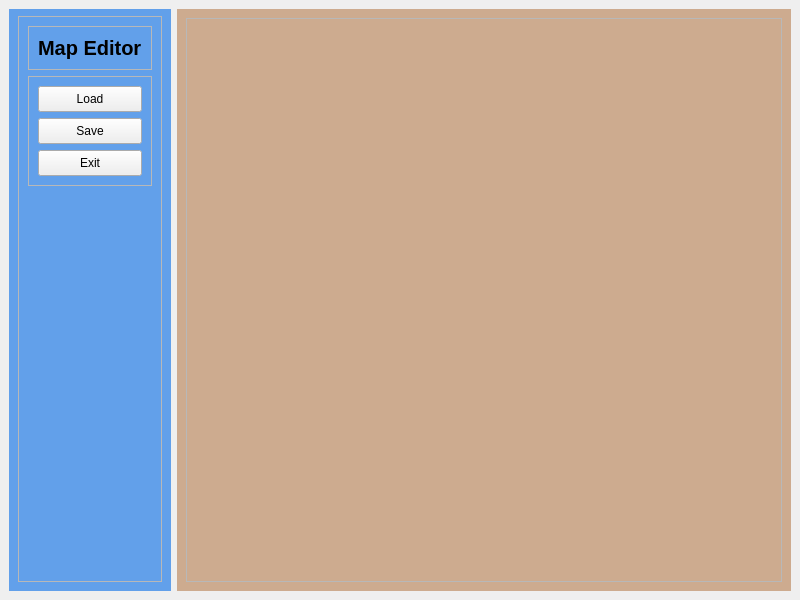
Above: editor/MapEditor.ui from alejoordonez02/counter-strike-2d before the change. Below: the same form after it.
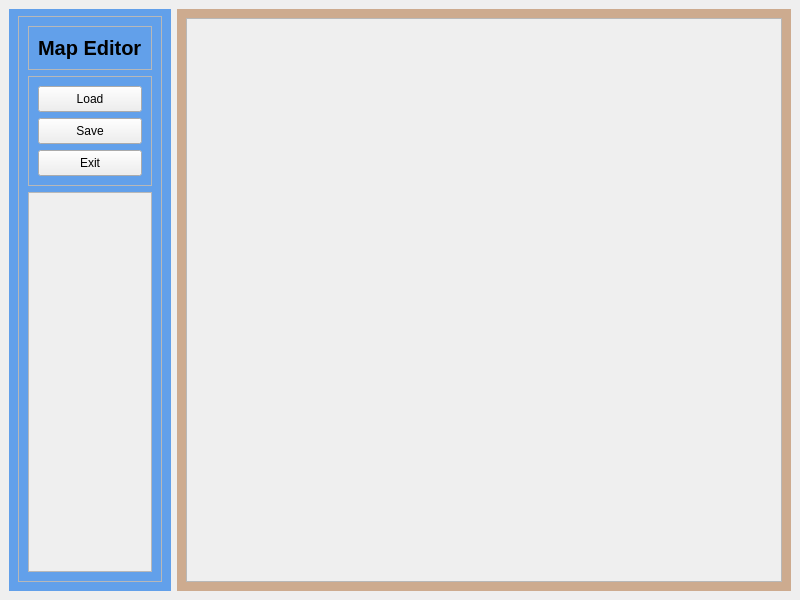
That is the form after the change. Icons and pictures are not drawn.

```diff
--- a/editor/MapEditor.ui
+++ b/editor/MapEditor.ui
@@ -50,7 +50,7 @@
        <item alignment="Qt::AlignRight">
         <widget class="QFrame" name="frame_3">
          <property name="sizePolicy">
-          <sizepolicy hsizetype="Fixed" vsizetype="Minimum">
+          <sizepolicy hsizetype="Fixed" vsizetype="Expanding">
            <horstretch>0</horstretch>
            <verstretch>0</verstretch>
           </sizepolicy>
@@ -189,6 +189,35 @@
             </layout>
            </widget>
           </item>
+          <item>
+           <widget class="QScrollArea" name="scrollArea_2">
+            <property name="widgetResizable">
+             <bool>true</bool>
+            </property>
+            <widget class="QWidget" name="scrollAreaWidgetContents_2">
+             <property name="geometry">
+              <rect>
+               <x>-165</x>
+               <y>0</y>
+               <width>274</width>
+               <height>402</height>
+              </rect>
+             </property>
+             <layout class="QHBoxLayout" name="horizontalLayout_4">
+              <item>
+               <widget class="QLabel" name="label_2">
+                <property name="text">
+                 <string/>
+                </property>
+                <property name="pixmap">
+                 <pixmap resource="resources/resources.qrc">:/tiles/assets/gfx/tiles/embrador.bmp</pixmap>
+                </property>
+               </widget>
+              </item>
+             </layout>
+            </widget>
+           </widget>
+          </item>
          </layout>
         </widget>
        </item>
@@ -205,19 +234,28 @@
       </property>
       <layout class="QVBoxLayout" name="verticalLayout_4">
        <item>
-        <widget class="QFrame" name="frame_4">
-         <property name="sizePolicy">
-          <sizepolicy hsizetype="Expanding" vsizetype="Preferred">
-           <horstretch>0</horstretch>
-           <verstretch>0</verstretch>
-          </sizepolicy>
+        <widget class="QScrollArea" name="scrollArea">
+         <property name="widgetResizable">
+          <bool>true</bool>
          </property>
-         <property name="frameShape">
-          <enum>QFrame::StyledPanel</enum>
+         <property name="alignment">
+          <set>Qt::AlignCenter</set>
          </property>
-         <property name="frameShadow">
-          <enum>QFrame::Raised</enum>
-         </property>
+         <widget class="QWidget" name="scrollAreaWidgetContents">
+          <property name="geometry">
+           <rect>
+            <x>0</x>
+            <y>0</y>
+            <width>593</width>
+            <height>562</height>
+           </rect>
+          </property>
+          <layout class="QHBoxLayout" name="horizontalLayout">
+           <item>
+            <widget class="QWidget" name="mapContainer" native="true"/>
+           </item>
+          </layout>
+         </widget>
         </widget>
        </item>
       </layout>
```
Left out of the diff: 9 changed lines with no effect on the pictures.
